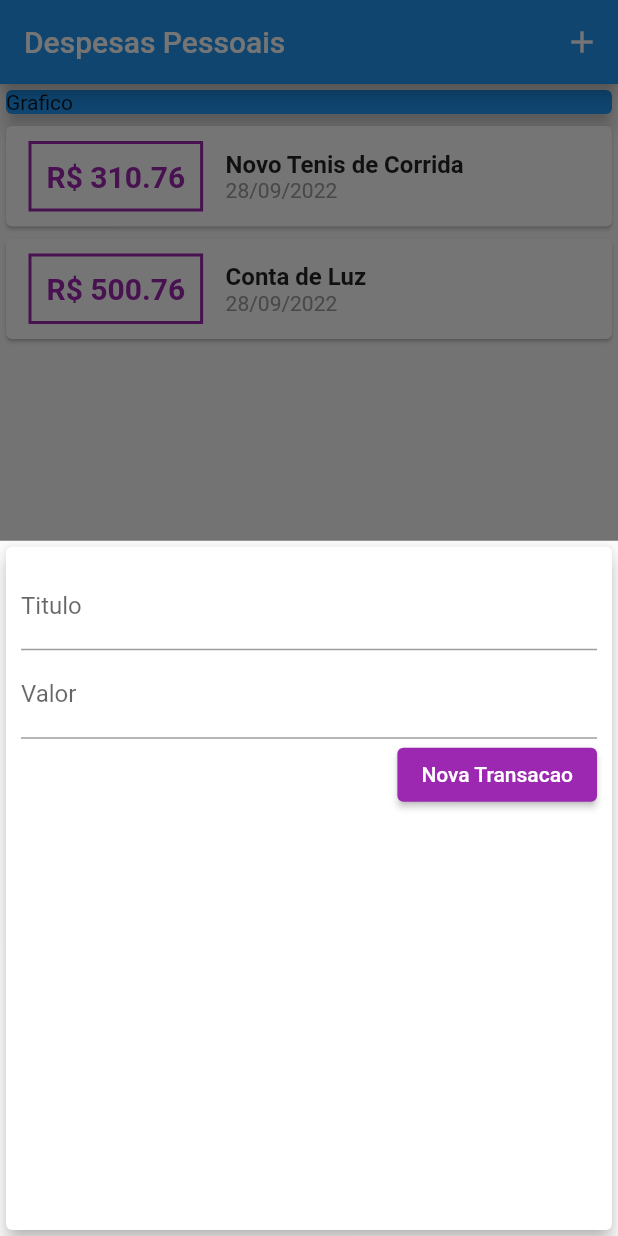
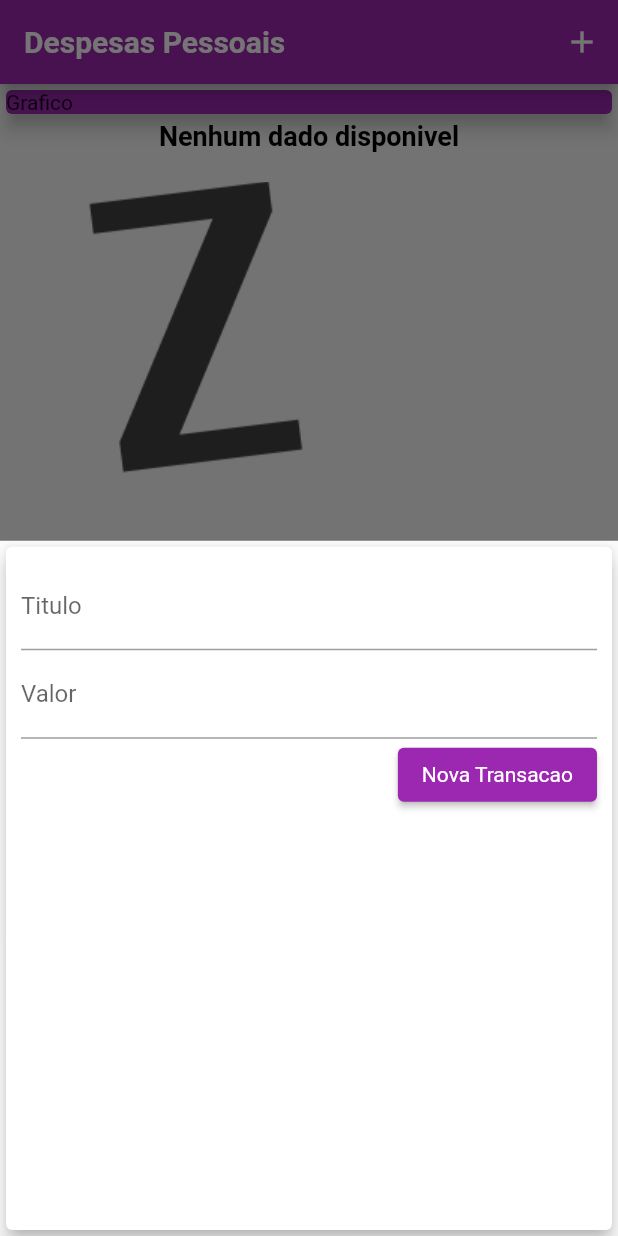
Before and after one commit to jfcbxp/flutter-expenses-curso, a Flutter app: the screen it shows after launch, after a tap on the "add" icon, on a phone screen of 412 x 824 dp. Run offline on Flutter 3.47's test engine with Material 2 defaults, Android fonts, the phone set to English and light mode, and no system bars.

Commit message:
adicionado tema padrao do app

```diff
--- a/lib/components/transaction-form.dart
+++ b/lib/components/transaction-form.dart
@@ -47,8 +47,8 @@ class _TransactionFormState extends State<TransactionForm> {
                   onPressed: _submitForm,
                   child: Text('Nova Transacao'),
                   style: ButtonStyle(
-                      backgroundColor:
-                          MaterialStatePropertyAll<Color>(Colors.purple))),
+                      backgroundColor: MaterialStatePropertyAll<Color>(
+                          Theme.of(context).colorScheme.primary))),
             ],
           )
         ]),
--- a/lib/components/transaction-list.dart
+++ b/lib/components/transaction-list.dart
@@ -11,7 +11,23 @@ class TransactionList extends StatelessWidget {
   Widget build(BuildContext context) {
     return Column(
       children: [
-        ListView.builder(
+        transactions.isEmpty
+            ? Column(
+                children: [
+                  Text(
+                    "Nenhum dado disponivel",
+                    style: Theme.of(context).textTheme.titleLarge,
+                  ),
+                  SizedBox(
+                    height: 20,
+                  ),
+                  Image.asset(
+                    'assets/images/waiting.png',
+                    fit: BoxFit.cover,
+                  )
+                ],
+              )
+            : ListView.builder(
                 shrinkWrap: true,
                 physics: NeverScrollableScrollPhysics(),
                 itemCount: transactions.length,
@@ -21,16 +37,19 @@ class TransactionList extends StatelessWidget {
                       child: Row(
                     children: [
                       Container(
-                    margin: EdgeInsets.symmetric(horizontal: 15, vertical: 10),
+                        margin:
+                            EdgeInsets.symmetric(horizontal: 15, vertical: 10),
                         decoration: BoxDecoration(
-                        border: Border.all(color: Colors.purple, width: 2)),
+                            border: Border.all(
+                                color: Theme.of(context).colorScheme.primary,
+                                width: 2)),
                         padding: EdgeInsets.all(10),
                         child: Text(
                           'R\$ ${tr.value.toStringAsFixed(2)}',
                           style: TextStyle(
                             fontWeight: FontWeight.bold,
                             fontSize: 20,
-                        color: Colors.purple,
+                            color: Theme.of(context).colorScheme.primary,
                           ),
                         ),
                       ),
--- a/lib/main.dart
+++ b/lib/main.dart
@@ -13,8 +13,30 @@ class ExpensesApp extends StatelessWidget {
 
   @override
   Widget build(BuildContext context) {
+    final ThemeData tema = ThemeData();
     return MaterialApp(
       home: MyHomePage(),
+      theme: tema.copyWith(
+        colorScheme: tema.colorScheme.copyWith(
+          primary: Colors.purple,
+          secondary: Colors.amber,
+        ),
+        textTheme: tema.textTheme.copyWith(
+          headline6: TextStyle(
+            fontFamily: 'Roboto',
+            fontSize: 18,
+            fontWeight: FontWeight.bold,
+            color: Colors.black,
+          ),
+        ),
+        appBarTheme: AppBarTheme(
+          titleTextStyle: TextStyle(
+            fontFamily: 'Roboto',
+            fontSize: 20,
+            fontWeight: FontWeight.bold,
+          ),
+        ),
+      ),
     );
   }
 }
@@ -27,15 +49,7 @@ class MyHomePage extends StatefulWidget {
 }
 
 class _MyHomePageState extends State<MyHomePage> {
-  final _transactions = [
-    Transaction(
-        id: "t1",
-        title: "Novo Tenis de Corrida",
-        value: 310.76,
-        date: DateTime.now()),
-    Transaction(
-        id: "t2", title: "Conta de Luz", value: 500.76, date: DateTime.now()),
-  ];
+  final List<Transaction> _transactions = [];
 
   _openTransactionFormModal(BuildContext context) {
     showModalBottomSheet(
@@ -78,7 +92,7 @@ class _MyHomePageState extends State<MyHomePage> {
                   child: Card(
                 child: Text('Grafico'),
                 elevation: 5,
-                color: Colors.blue,
+                color: Theme.of(context).colorScheme.primary,
               )),
               Column(
                 children: [TransactionList(_transactions)],
@@ -88,6 +102,7 @@ class _MyHomePageState extends State<MyHomePage> {
       floatingActionButton: FloatingActionButton(
         child: Icon(Icons.add),
         onPressed: () => _openTransactionFormModal(context),
+        backgroundColor: Theme.of(context).colorScheme.primary,
       ),
       floatingActionButtonLocation:
           FloatingActionButtonLocation.miniCenterFloat,
```
Also changed, not shown: pubspec.yaml (+13 -13 lines), assets/fonts/OpenSans-Bold.ttf (added), assets/fonts/OpenSans-Regular.ttf (added), assets/fonts/Roboto-Bold.ttf (added), assets/fonts/Roboto-Regular.ttf (added), assets/images/waiting.png (added). Lines whose indentation alone changed are shown as unchanged.
